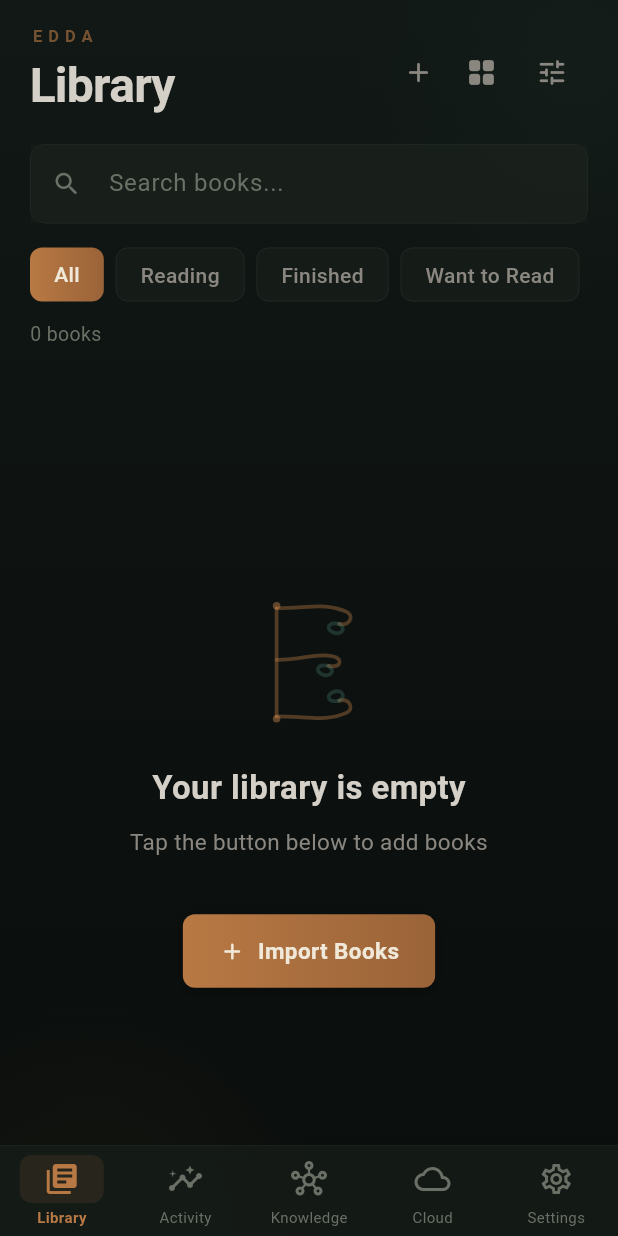
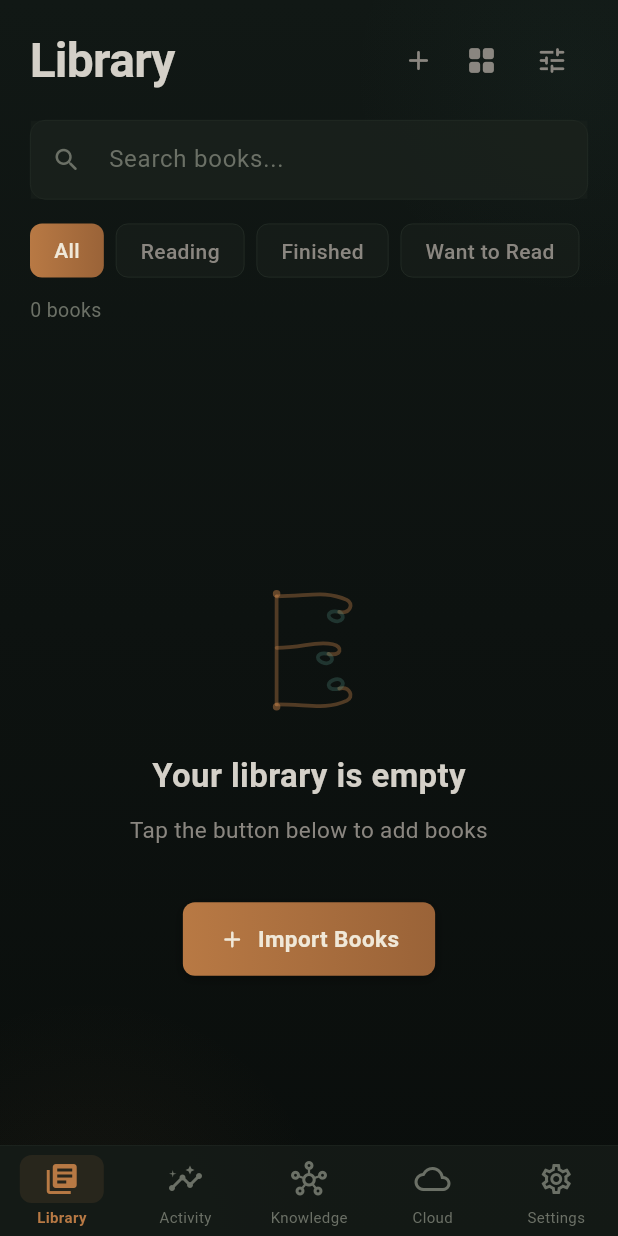
Before and after one commit to MFredin/Project-Aurora, a Flutter app: the screen it shows after launch, on a phone screen of 412 x 824 dp. Run offline on Flutter 3.47's test engine with Material 3 defaults, Android fonts, the phone set to English and light mode, and no system bars; our stand-ins replace dio, drift, file_picker, fl_chart, flutter_riverpod, flutter_tts and 5 more; missing offline and left inert: dart:html, dart:js_interop, desktop_drop, epubx; accounts and stored records are empty; Roboto replaces fonts that are missing (Georgia).

Commit message:
Remove EDDA wordmark from library header
https://claude.ai/code/session_01FHuwGnpYbE9q5WoCZaastP

```diff
--- a/aurora_reader_flutter/lib/screens/library/library_screen.dart
+++ b/aurora_reader_flutter/lib/screens/library/library_screen.dart
@@ -240,20 +240,6 @@ class _LibraryScreenState extends ConsumerState<LibraryScreen> {
                       padding: const EdgeInsets.fromLTRB(20, 16, 20, 0),
                       child: Row(
                         children: [
-                          Column(
-                            crossAxisAlignment: CrossAxisAlignment.start,
-                            children: [
-                              Text(
-                                'EDDA',
-                                style: TextStyle(
-                                  color: AuroraColors.auroraTeal.withOpacity(0.6),
-                                  fontSize: 11,
-                                  fontWeight: FontWeight.w700,
-                                  letterSpacing: 4,
-                                  fontFamily: 'Georgia',
-                                ),
-                              ),
-                              const SizedBox(height: 2),
                           const Text(
                             'Library',
                             style: TextStyle(
@@ -262,8 +248,6 @@ class _LibraryScreenState extends ConsumerState<LibraryScreen> {
                               fontWeight: FontWeight.w700,
                               letterSpacing: -0.5,
                             ),
-                              ),
-                            ],
                           ),
                           const Spacer(),
                           _IconButton(
```
Lines whose indentation alone changed are shown as unchanged.
